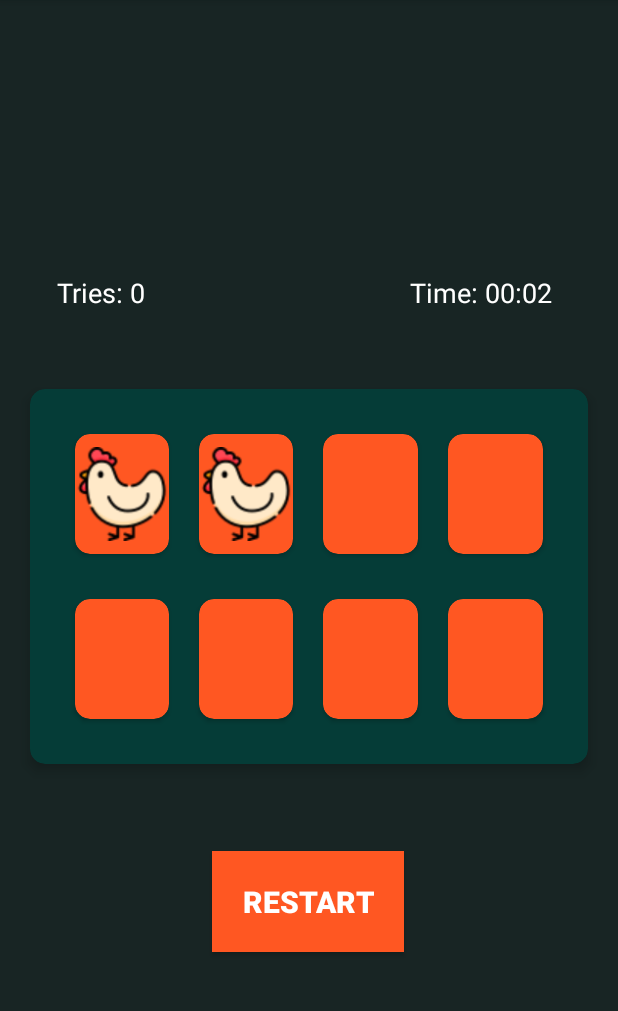
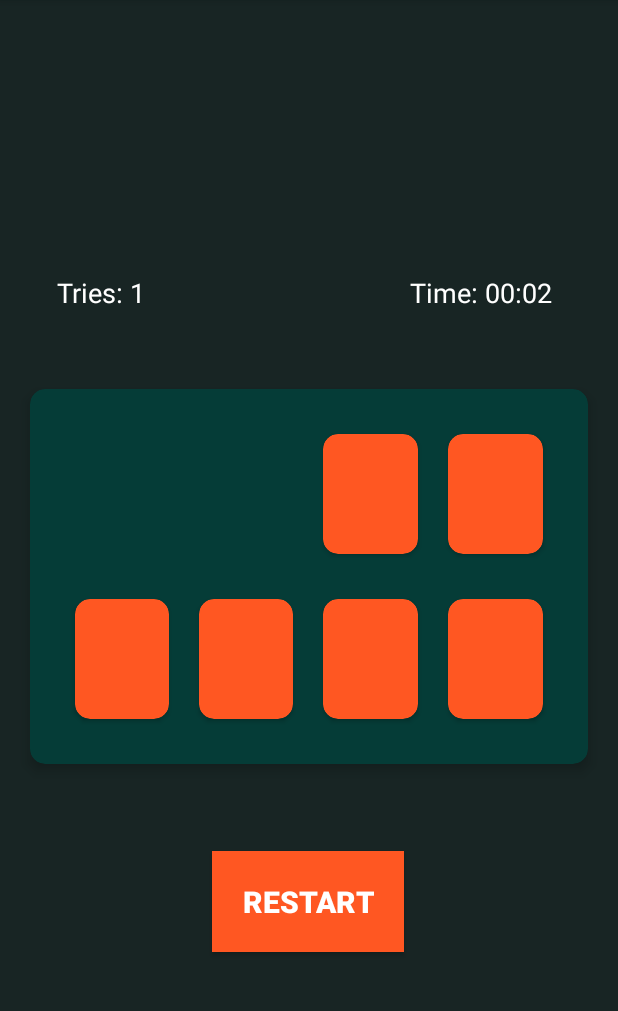
Before and after one commit to AhmadMamduhh/Matching_Cards_Game_Application, an Android app: the screen it shows after launch (MainActivity), after a tap on an icon or button, on a phone screen of 412 x 824 dp, the part 84-1095 px from its top. Run offline under Robolectric (Android 15) with nearby library versions, the light colour scheme and no system bars.

Commit message:
Added the initial game logic.

```diff
--- a/app/src/main/java/com/ahmedmamdouh/matchingcardsgame/GameController.kt
+++ b/app/src/main/java/com/ahmedmamdouh/matchingcardsgame/GameController.kt
@@ -1,6 +1,15 @@
 package com.ahmedmamdouh.matchingcardsgame
 
+import android.widget.ImageView
+import androidx.cardview.widget.CardView
+
 object GameController {
+    lateinit var previousImageView: ImageView
+    lateinit var previousCardView: CardView
     var gameStartedFlag = true
+    var firstClickFlag = true
+    var previousImageShown : Int = -1
+    var triesCounter = 0
+    var delayDoneFlag = false
 
 }
--- a/app/src/main/java/com/ahmedmamdouh/matchingcardsgame/MainActivity.kt
+++ b/app/src/main/java/com/ahmedmamdouh/matchingcardsgame/MainActivity.kt
@@ -7,6 +7,7 @@ import android.view.View
 import android.widget.ImageView
 import androidx.cardview.widget.CardView
 import kotlinx.android.synthetic.main.activity_main.*
+
 
 class MainActivity : AppCompatActivity() {
     private val imagesArray = mutableListOf<Int>()
@@ -69,15 +70,40 @@ class MainActivity : AppCompatActivity() {
 
     fun revealImage(view: View) {
         val cardView = view as CardView
-        for (i in 0 until cardsArray.size){
-            if(cardsArray[i].id == cardView.id){
-                imageViewsArray[i].setImageResource(imagesArray[i])
+        for (i in 0 until cardsArray.size) {
+            if (cardsArray[i].id == cardView.id) {
 
                 // Start counting the time until game completion or restart
-                if(GameController.gameStartedFlag) {
+                if (GameController.gameStartedFlag) {
                     chronometer.base = SystemClock.elapsedRealtime()
                     chronometer.start()
                     GameController.gameStartedFlag = false
+                }
+
+                // Checking if it's the first clicked card
+                if (GameController.firstClickFlag) {
+                    imageViewsArray[i].setImageResource(imagesArray[i])
+                    GameController.previousImageShown = imagesArray[i]
+                    GameController.previousCardView = cardView
+                    GameController.previousImageView = imageViewsArray[i]
+                    GameController.firstClickFlag = false
+                } else {
+                    if(cardView.equals(GameController.previousCardView)){
+                        return
+                    }
+                    imageViewsArray[i].setImageResource(imagesArray[i])
+                    if (GameController.previousImageShown == imagesArray[i]) {
+                        GameController.previousCardView.visibility = View.INVISIBLE
+                        cardView.visibility = View.INVISIBLE
+                    } else {
+                        GameController.previousImageView.setImageResource(android.R.color.transparent)
+                        imageViewsArray[i].setImageResource(android.R.color.transparent)
+                    }
+                    GameController.triesCounter += 1
+                    triesTextView.text = "Tries: ${GameController.triesCounter}"
+                    GameController.firstClickFlag = true
+
+
                 }
 
 
@@ -95,10 +121,13 @@ class MainActivity : AppCompatActivity() {
         chronometer.stop()
         chronometer.text = "00:00"
         GameController.gameStartedFlag = true
+        GameController.triesCounter = 0
 
 
-        for(i in 0 until imageViewsArray.size)
+        for (i in 0 until imageViewsArray.size) {
             imageViewsArray[i].setImageResource(android.R.color.transparent)
+            cardsArray[i].visibility = View.VISIBLE
+        }
 
         imagesArray.shuffle()
     }
```
